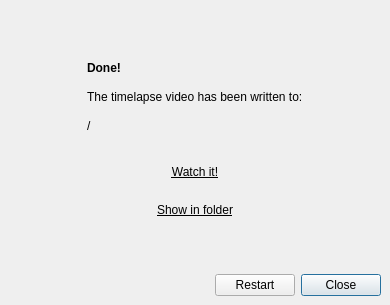
Qt form plugins/dockers/recorder/recorder_export.ui (KDE/krita) before a commit.
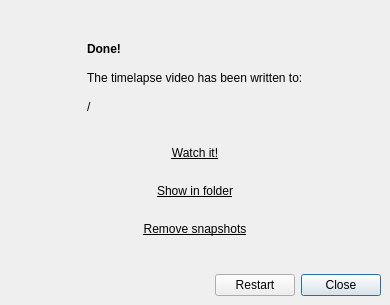
The same form after that commit. The open tabs and pages were chosen to show the change. Icons and pictures are not drawn.

Commit message: Recorder: Added snapshots manager

Diff of the .ui file:
```diff
--- a/plugins/dockers/recorder/recorder_export.ui
+++ b/plugins/dockers/recorder/recorder_export.ui
@@ -865,6 +865,27 @@
            </property>
           </spacer>
          </item>
+         <item row="6" column="0" colspan="2">
+          <widget class="QPushButton" name="buttonRemoveSnapshots">
+           <property name="minimumSize">
+            <size>
+             <width>0</width>
+             <height>32</height>
+            </size>
+           </property>
+           <property name="font">
+            <font>
+             <underline>true</underline>
+            </font>
+           </property>
+           <property name="text">
+            <string comment="Open the folder when the new created video is placed">Remove snapshots</string>
+           </property>
+           <property name="flat">
+            <bool>true</bool>
+           </property>
+          </widget>
+         </item>
         </layout>
        </item>
        <item row="2" column="0">
```
Left out of the diff: 94 changed lines with no effect on the pictures. The commit also changes 17 other files.
